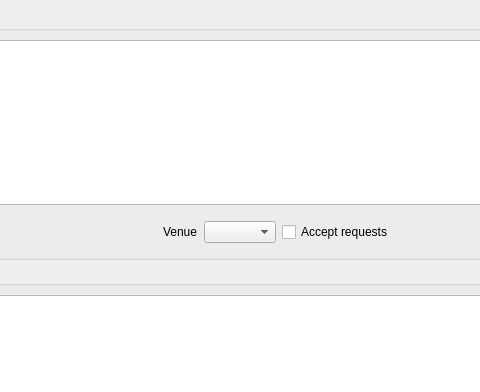
Before: the Qt Designer form OpenKJ/dlgrequests.ui in OpenKJ/OpenKJ, drawn with Qt 5; both pictures show x 189 to 669 and y 0 to 392 of the 934 by 649 pixel window.
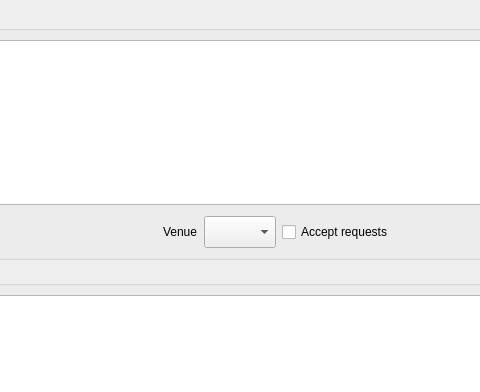
After: the same form once the commit is applied. Icons and pictures are not drawn. Custom widgets are drawn as their Qt base class.

The edit to the form file:
```diff
--- a/OpenKJ/dlgrequests.ui
+++ b/OpenKJ/dlgrequests.ui
@@ -88,7 +88,14 @@
          </widget>
         </item>
         <item>
-         <widget class="QComboBox" name="comboBoxVenue"/>
+         <widget class="QComboBox" name="comboBoxVenue">
+          <property name="sizePolicy">
+           <sizepolicy hsizetype="Preferred" vsizetype="Preferred">
+            <horstretch>0</horstretch>
+            <verstretch>0</verstretch>
+           </sizepolicy>
+          </property>
+         </widget>
         </item>
         <item>
          <widget class="QCheckBox" name="checkBoxAccepting">
```
Left out of the diff: 48 changed lines with no effect on the pictures.
